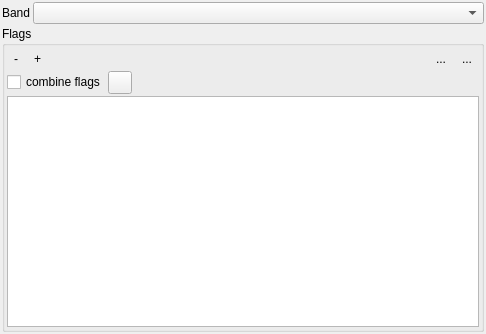
Before: the Qt Designer form bitflagrenderer/bitflagrenderer.ui in jakimowb/bit-flag-renderer, drawn with Qt 5.
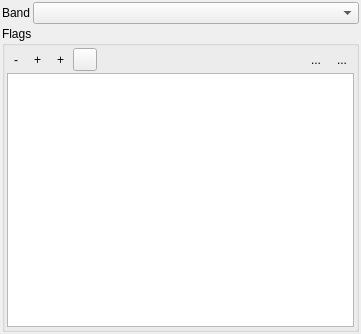
After: the same form once the commit is applied. Icons and pictures are not drawn. Custom widgets are drawn as their Qt base class.

```diff
--- a/bitflagrenderer/bitflagrenderer.ui
+++ b/bitflagrenderer/bitflagrenderer.ui
@@ -6,7 +6,7 @@
    <rect>
     <x>0</x>
     <y>0</y>
-    <width>486</width>
+    <width>361</width>
     <height>334</height>
    </rect>
   </property>
@@ -100,6 +100,38 @@
           </property>
          </widget>
         </item>
+        <item>
+         <widget class="QToolButton" name="btnCombineFlags">
+          <property name="text">
+           <string>+</string>
+          </property>
+          <property name="icon">
+           <iconset resource="../../QGIS/images/images.qrc">
+            <normaloff>:/images/themes/default/mIconConnect.svg</normaloff>:/images/themes/default/mIconConnect.svg</iconset>
+          </property>
+          <property name="autoRaise">
+           <bool>true</bool>
+          </property>
+         </widget>
+        </item>
+        <item>
+         <widget class="QgsColorButton" name="btnCombinedFlagsColor">
+          <property name="color">
+           <color>
+            <red>170</red>
+            <green>170</green>
+            <blue>0</blue>
+           </color>
+          </property>
+          <property name="defaultColor">
+           <color>
+            <red>170</red>
+            <green>170</green>
+            <blue>0</blue>
+           </color>
+          </property>
+         </widget>
+        </item>
         <item>
          <spacer name="horizontalSpacer">
           <property name="orientation">
@@ -143,39 +175,6 @@
         </item>
        </layout>
       </item>
-      <item>
-       <layout class="QHBoxLayout" name="horizontalLayout_2">
-        <property name="spacing">
-         <number>2</number>
-        </property>
-        <property name="topMargin">
-         <number>0</number>
-        </property>
-        <item>
-         <widget class="QCheckBox" name="cbCombine">
-          <property name="text">
-           <string>combine flags</string>
-          </property>
-         </widget>
-        </item>
-        <item>
-         <widget class="QgsColorButton" name="btCombinedFlagsColor"/>
-        </item>
-        <item>
-         <spacer name="horizontalSpacer_3">
-          <property name="orientation">
-           <enum>Qt::Horizontal</enum>
-          </property>
-          <property name="sizeHint" stdset="0">
-           <size>
-            <width>40</width>
-            <height>20</height>
-           </size>
-          </property>
-         </spacer>
-        </item>
-       </layout>
-      </item>
       <item>
        <widget class="BitFlagRendererTreeView" name="mTreeView">
         <property name="sizePolicy">
```
Left out of the diff: 32 changed lines with no effect on the pictures.
